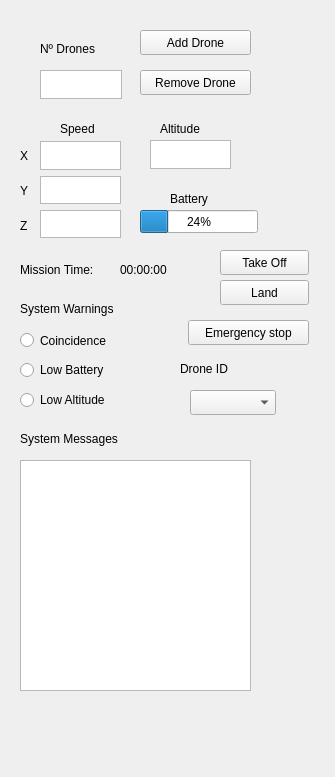
Old version of the form ui/rqt_sarus_test_plugin/rqt_sarus_test_plugin_widget.ui in the repository javier-ferre/rqt_sarus_gui.
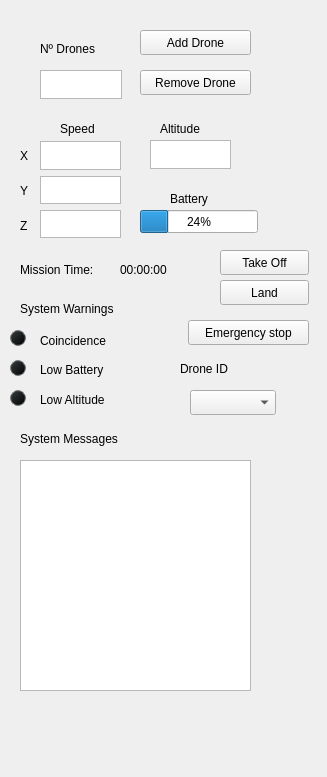
New version of the form.

What changed in the file:
```diff
--- a/ui/rqt_sarus_test_plugin/rqt_sarus_test_plugin_widget.ui
+++ b/ui/rqt_sarus_test_plugin/rqt_sarus_test_plugin_widget.ui
@@ -6,7 +6,7 @@
    <rect>
     <x>0</x>
     <y>0</y>
-    <width>335</width>
+    <width>327</width>
     <height>777</height>
    </rect>
   </property>
@@ -203,45 +203,6 @@
     <string>Battery</string>
    </property>
   </widget>
-  <widget class="QRadioButton" name="led_Coincidence">
-   <property name="geometry">
-    <rect>
-     <x>20</x>
-     <y>330</y>
-     <width>20</width>
-     <height>20</height>
-    </rect>
-   </property>
-   <property name="text">
-    <string/>
-   </property>
-  </widget>
-  <widget class="QRadioButton" name="led_Battery">
-   <property name="geometry">
-    <rect>
-     <x>20</x>
-     <y>360</y>
-     <width>16</width>
-     <height>20</height>
-    </rect>
-   </property>
-   <property name="text">
-    <string/>
-   </property>
-  </widget>
-  <widget class="QRadioButton" name="led_Altitude">
-   <property name="geometry">
-    <rect>
-     <x>20</x>
-     <y>390</y>
-     <width>16</width>
-     <height>20</height>
-    </rect>
-   </property>
-   <property name="text">
-    <string/>
-   </property>
-  </widget>
   <widget class="QLabel" name="label_12">
    <property name="geometry">
     <rect>
@@ -395,6 +356,96 @@
     <string>Emergency stop</string>
    </property>
   </widget>
+  <widget class="QLabel" name="led_Coincidence">
+   <property name="geometry">
+    <rect>
+     <x>10</x>
+     <y>330</y>
+     <width>16</width>
+     <height>16</height>
+    </rect>
+   </property>
+   <property name="minimumSize">
+    <size>
+     <width>16</width>
+     <height>16</height>
+    </size>
+   </property>
+   <property name="maximumSize">
+    <size>
+     <width>16</width>
+     <height>16</height>
+    </size>
+   </property>
+   <property name="styleSheet">
+    <string notr="true">border: 1px solid grey;
+border-radius:8px;
+background-color: qlineargradient(spread:pad, x1:0.145, y1:0.16, x2:1, y2:1, stop:0 rgb(46, 52, 54), stop:1 rgb(0, 0, 0));</string>
+   </property>
+   <property name="text">
+    <string/>
+   </property>
+  </widget>
+  <widget class="QLabel" name="led_Battery">
+   <property name="geometry">
+    <rect>
+     <x>10</x>
+     <y>360</y>
+     <width>16</width>
+     <height>16</height>
+    </rect>
+   </property>
+   <property name="minimumSize">
+    <size>
+     <width>16</width>
+     <height>16</height>
+    </size>
+   </property>
+   <property name="maximumSize">
+    <size>
+     <width>16</width>
+     <height>16</height>
+    </size>
+   </property>
+   <property name="styleSheet">
+    <string notr="true">border: 1px solid grey;
+border-radius:8px;
+background-color: qlineargradient(spread:pad, x1:0.145, y1:0.16, x2:1, y2:1, stop:0 rgb(46, 52, 54), stop:1 rgb(0, 0, 0));</string>
+   </property>
+   <property name="text">
+    <string/>
+   </property>
+  </widget>
+  <widget class="QLabel" name="led_Altitude">
+   <property name="geometry">
+    <rect>
+     <x>10</x>
+     <y>390</y>
+     <width>16</width>
+     <height>16</height>
+    </rect>
+   </property>
+   <property name="minimumSize">
+    <size>
+     <width>16</width>
+     <height>16</height>
+    </size>
+   </property>
+   <property name="maximumSize">
+    <size>
+     <width>16</width>
+     <height>16</height>
+    </size>
+   </property>
+   <property name="styleSheet">
+    <string notr="true">border: 1px solid grey;
+border-radius:8px;
+background-color: qlineargradient(spread:pad, x1:0.145, y1:0.16, x2:1, y2:1, stop:0 rgb(46, 52, 54), stop:1 rgb(0, 0, 0));</string>
+   </property>
+   <property name="text">
+    <string/>
+   </property>
+  </widget>
  </widget>
  <resources/>
  <connections/>
```
